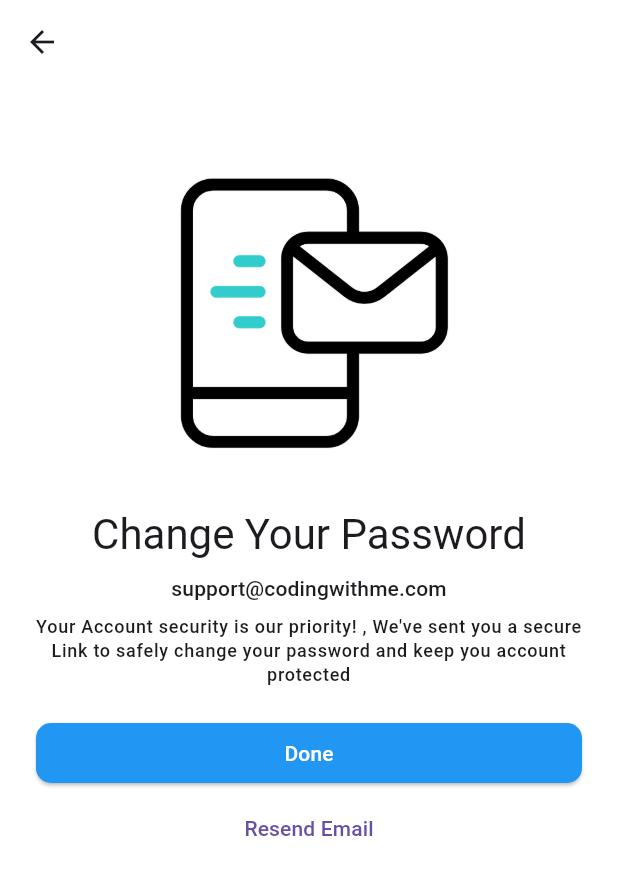
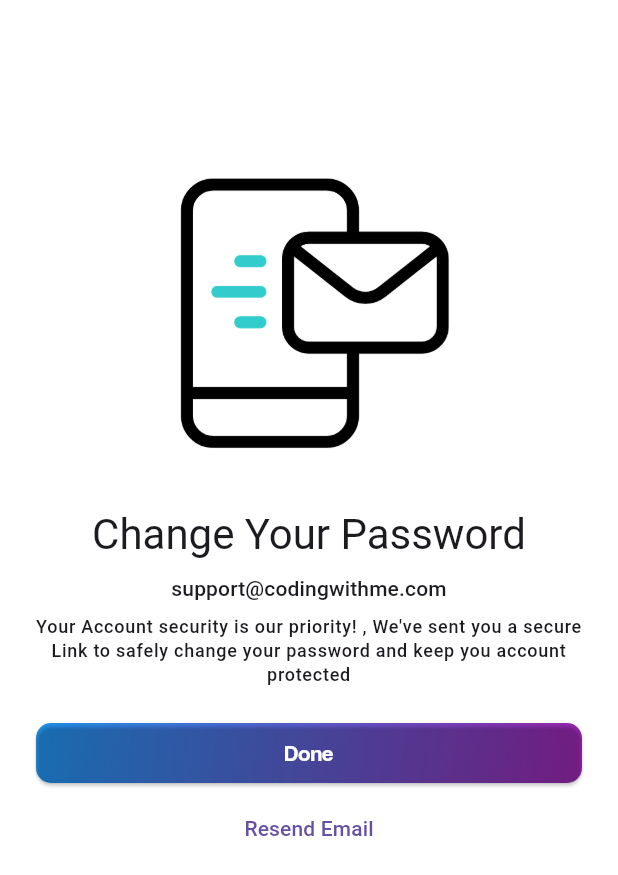
Before and after one commit to xzspace911/Enactus-BUE-Team2, a Flutter app: the ForgetPassword screen opened by its route, after a tap on "Submit", on a phone screen of 412 x 824 dp. Shown: the top 875 px of the screen. Run offline on Flutter 3.47's test engine with Material 3 defaults, Android fonts, the phone set to English and light mode, and no system bars; our stand-ins replace iconsax.

Commit message:
edits on all bottoms and forget&reset pages 21:18/7.2.2025

```diff
--- a/enactus_bue_flutter_team2/lib/features/authentication/screens/login/forget_password.dart
+++ b/enactus_bue_flutter_team2/lib/features/authentication/screens/login/forget_password.dart
@@ -8,7 +8,7 @@ class ForgetPassword extends StatelessWidget {
     return Scaffold(
       appBar: AppBar(),
       body:   Padding(padding:
-       EdgeInsets.all(24),
+       EdgeInsets.only(top: 8, left: 35, right: 35),
        child: Column(
         crossAxisAlignment: CrossAxisAlignment.start,
         children: [
@@ -41,19 +41,32 @@ class ForgetPassword extends StatelessWidget {
 
 
           ///   Submit button
-          SizedBox(
+          Container(
             width: double.infinity,
+            height: 40,
+            decoration: BoxDecoration(
+              gradient: LinearGradient(
+                begin: Alignment.topLeft,
+                end: Alignment.bottomRight,
+                colors: [Colors.blue, Colors.purple],
+              ),
+              borderRadius: BorderRadius.circular(10),
+            ),
             child: ElevatedButton(onPressed: ()=> Navigator.of(context).pushNamed('/reset_password'),
             style: ButtonStyle(
-                            backgroundColor: WidgetStateProperty.all(Colors.blue),
+                            backgroundColor: WidgetStateProperty.all(Colors.transparent),
                             shape: WidgetStateProperty.all(RoundedRectangleBorder(borderRadius: BorderRadius.circular(10))),
 
                           ),
              child:const Text("Submit",
               style: TextStyle(
-                fontSize: 14,
-                fontWeight: FontWeight.w500,
-                color: Colors.white,),
+                fontSize: 16,
+                fontWeight: FontWeight.w300,
+                color: Colors.white,
+                fontFamily: "Coolvetica",
+
+
+                ),
              ),
 
              ),
--- a/enactus_bue_flutter_team2/lib/features/authentication/screens/login/reset_password.dart
+++ b/enactus_bue_flutter_team2/lib/features/authentication/screens/login/reset_password.dart
@@ -8,6 +8,7 @@ class ResetPassword extends StatelessWidget {
     return Scaffold(
       backgroundColor: Colors.white,
       appBar: AppBar(
+        automaticallyImplyLeading: false,
         backgroundColor: Colors.white,
       ),
       body: SingleChildScrollView(
@@ -37,21 +38,32 @@ class ResetPassword extends StatelessWidget {
 
                     //=================Buttons====================//
 
-                    SizedBox(
+                    Container(
                       width: double.infinity,
                       height: 40,
+                      decoration: BoxDecoration(
+                        borderRadius: BorderRadius.circular(10),
+                        gradient: LinearGradient(
+                            begin: Alignment.topLeft,
+                            end: Alignment.bottomRight,
+                            colors: [Colors.blue, Colors.purple],
+                          ),
+                      ),
                       child:
                         ElevatedButton(onPressed: () => Navigator.of(context).pushNamed('/login'),
                         style: ButtonStyle(
-                            backgroundColor: WidgetStateProperty.all(Colors.blue),
+                            backgroundColor: WidgetStateProperty.all(Colors.transparent),
                             shape: WidgetStateProperty.all(RoundedRectangleBorder(borderRadius: BorderRadius.circular(10))),
 
                           ),
                         child: const Text("Done",
                           style: TextStyle(
-                            fontSize: 14,
-                            fontWeight: FontWeight.w500,
-                            color: Colors.white,),),
+                            fontSize: 15,
+                            fontWeight: FontWeight.w300,
+                            color: Colors.white,
+                            fontFamily: "Coolvetica",
+
+                            ),),
 
                         )),
 
```
Also changed, not shown: enactus_bue_flutter_team2/lib/features/authentication/screens/login/login.dart (+8 -2 lines), enactus_bue_flutter_team2/lib/features/authentication/screens/signup/sign_up.dart (+32 -16 lines).
